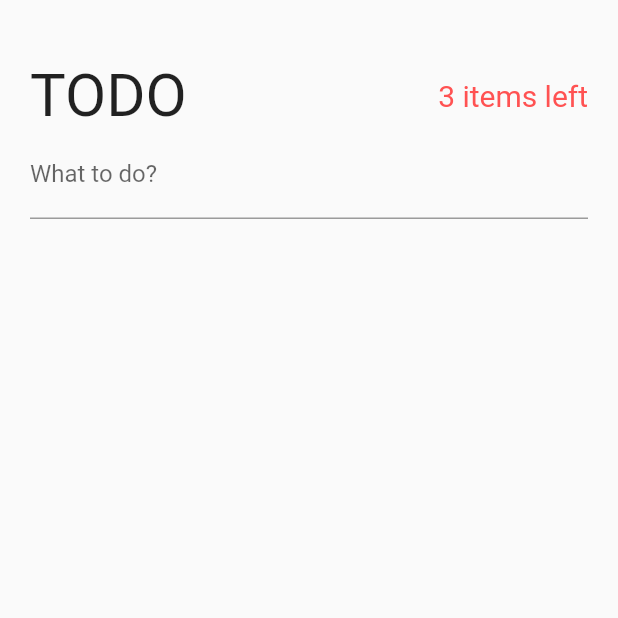
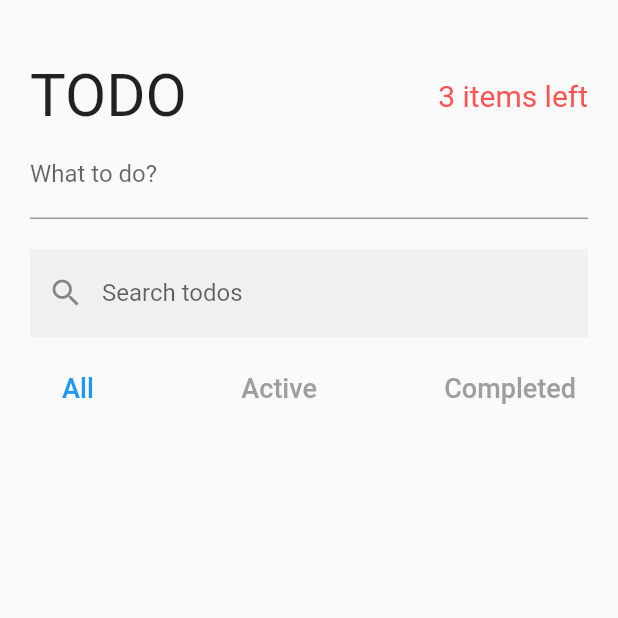
Before and after one commit to aswinsubhash/todo_app_provider_study, a Flutter app: the screen it shows after launch, on a phone screen of 412 x 824 dp, the top half of it. Run offline on Flutter 3.47's test engine with Material 2 defaults, Android fonts, the phone set to English and light mode, and no system bars; our stand-ins replace equatable.

Commit message:
Search and filtertodo widget added

```diff
--- a/lib/pages/todos_page.dart
+++ b/lib/pages/todos_page.dart
@@ -1,5 +1,6 @@
 import 'package:flutter/material.dart';
 import 'package:todo_app_provider/widgets/create_todo.dart';
+import 'package:todo_app_provider/widgets/search_and_filter_todo.dart';
 import 'package:todo_app_provider/widgets/todo_header.dart';
 
 class TodosPage extends StatefulWidget {
@@ -24,6 +25,8 @@ class _TodosPageState extends State<TodosPage> {
               children: [
                 TodoHeader(),
                 CreateTodo(),
+                SizedBox(height: 20.0),
+                SearchAndFilterTodo(),
               ],
             ),
           ),
@@ -31,4 +34,5 @@ class _TodosPageState extends State<TodosPage> {
       ),
     );
   }
+
 }
--- /dev/null
+++ b/lib/utils/color_utils.dart
@@ -0,0 +1,9 @@
+import 'package:flutter/material.dart';
+import 'package:provider/provider.dart';
+import 'package:todo_app_provider/models/todo_model.dart';
+import 'package:todo_app_provider/providers/todo_filter.dart';
+
+Color textColor(BuildContext context, Filter filter) {
+  final currentFilter = context.watch<TodoFilter>().state.filter;
+  return currentFilter == filter ? Colors.blue : Colors.grey;
+}
--- /dev/null
+++ b/lib/widgets/filter_button.dart
@@ -0,0 +1,24 @@
+import 'package:flutter/material.dart';
+import 'package:provider/provider.dart';
+import 'package:todo_app_provider/models/todo_model.dart';
+import 'package:todo_app_provider/providers/providers.dart';
+import 'package:todo_app_provider/utils/color_utils.dart';
+
+Widget filterButton(BuildContext context, Filter filter) {
+  return TextButton(
+    onPressed: () {
+      context.read<TodoFilter>().changeFilter(filter);
+    },
+    child: Text(
+      filter == Filter.all
+          ? 'All'
+          : filter == Filter.active
+              ? 'Active'
+              : 'Completed',
+      style: TextStyle(
+        fontSize: 18.0,
+        color: textColor(context, filter),
+      ),
+    ),
+  );
+}
--- /dev/null
+++ b/lib/widgets/search_and_filter_todo.dart
@@ -0,0 +1,39 @@
+import 'package:flutter/material.dart';
+import 'package:provider/provider.dart';
+import 'package:todo_app_provider/models/todo_model.dart';
+import 'package:todo_app_provider/providers/providers.dart';
+import 'package:todo_app_provider/widgets/filter_button.dart';
+
+class SearchAndFilterTodo extends StatelessWidget {
+  const SearchAndFilterTodo({super.key});
+
+  @override
+  Widget build(BuildContext context) {
+    return Column(
+      children: [
+        TextField(
+          decoration: const InputDecoration(
+            labelText: 'Search todos',
+            border: InputBorder.none,
+            filled: true,
+            prefixIcon: Icon(Icons.search),
+          ),
+          onChanged: (String? newSearchTerm) {
+            if (newSearchTerm != null) {
+              context.read<TodoSearch>().setSearchTerm(newSearchTerm);
+            }
+          },
+        ),
+        const SizedBox(height: 10.0),
+        Row(
+          mainAxisAlignment: MainAxisAlignment.spaceBetween,
+          children: [
+            filterButton(context, Filter.all),
+            filterButton(context, Filter.active),
+            filterButton(context, Filter.completed),
+          ],
+        )
+      ],
+    );
+  }
+}
```
